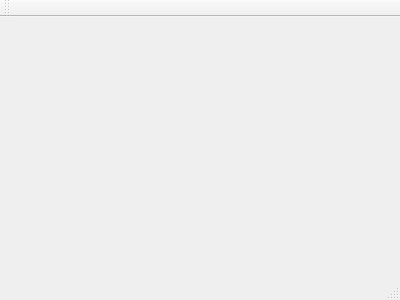
Above: mainwindow.ui from Black8Mamba/MultiTouch before the change. Below: the same form after it.
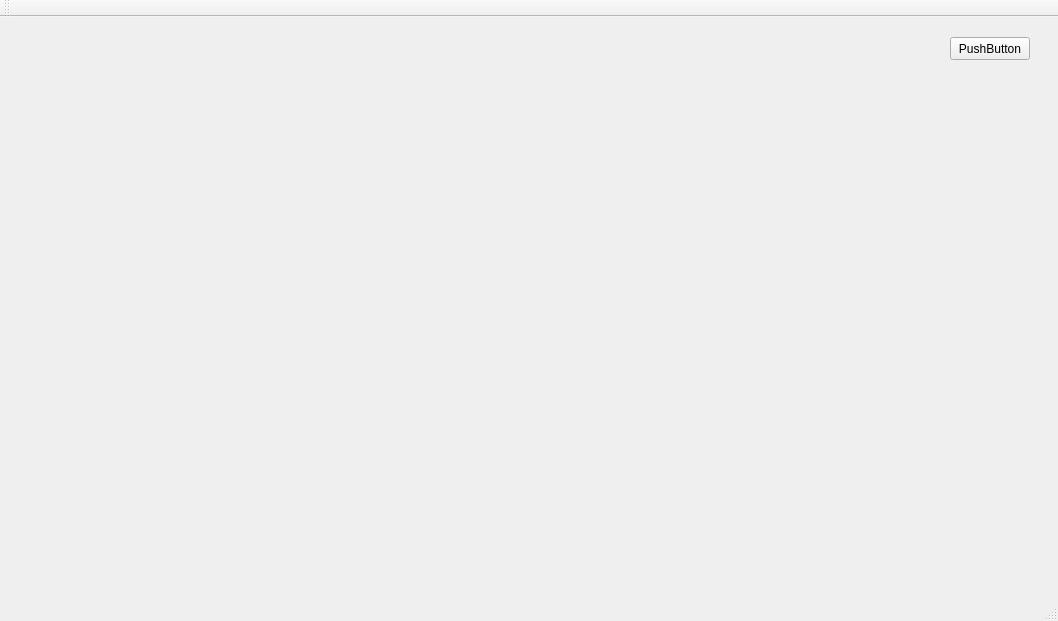
That is the form after the change.

Patch:
```diff
--- a/mainwindow.ui
+++ b/mainwindow.ui
@@ -1,24 +1,53 @@
 <ui version="4.0">
  <class>MainWindow</class>
- <widget class="QMainWindow" name="MainWindow" >
-  <property name="geometry" >
+ <widget class="QMainWindow" name="MainWindow">
+  <property name="geometry">
    <rect>
     <x>0</x>
     <y>0</y>
-    <width>400</width>
-    <height>300</height>
+    <width>1058</width>
+    <height>621</height>
    </rect>
   </property>
   <property name="windowTitle" >
    <string>MainWindow</string>
   </property>
-  <widget class="QMenuBar" name="menuBar" />
-  <widget class="QToolBar" name="mainToolBar" />
-  <widget class="QWidget" name="centralWidget" />
-  <widget class="QStatusBar" name="statusBar" />
+  <widget class="QWidget" name="centralWidget">
+   <widget class="QPushButton" name="pushButton">
+    <property name="geometry">
+     <rect>
+      <x>950</x>
+      <y>20</y>
+      <width>80</width>
+      <height>23</height>
+     </rect>
+    </property>
+    <property name="text">
+     <string>PushButton</string>
+    </property>
+   </widget>
+  </widget>
+  <widget class="QMenuBar" name="menuBar">
+   <property name="geometry">
+    <rect>
+     <x>0</x>
+     <y>0</y>
+     <width>1058</width>
+     <height>20</height>
+    </rect>
+   </property>
+  </widget>
+  <widget class="QToolBar" name="mainToolBar">
+   <attribute name="toolBarArea">
+    <enum>TopToolBarArea</enum>
+   </attribute>
+   <attribute name="toolBarBreak">
+    <bool>false</bool>
+   </attribute>
+  </widget>
+  <widget class="QStatusBar" name="statusBar"/>
  </widget>
- <layoutDefault spacing="6" margin="11" />
- <pixmapfunction></pixmapfunction>
+ <layoutdefault spacing="6" margin="11"/>
  <resources/>
  <connections/>
 </ui>
```
Left out of the diff: 3 changed lines with no effect on the pictures.
